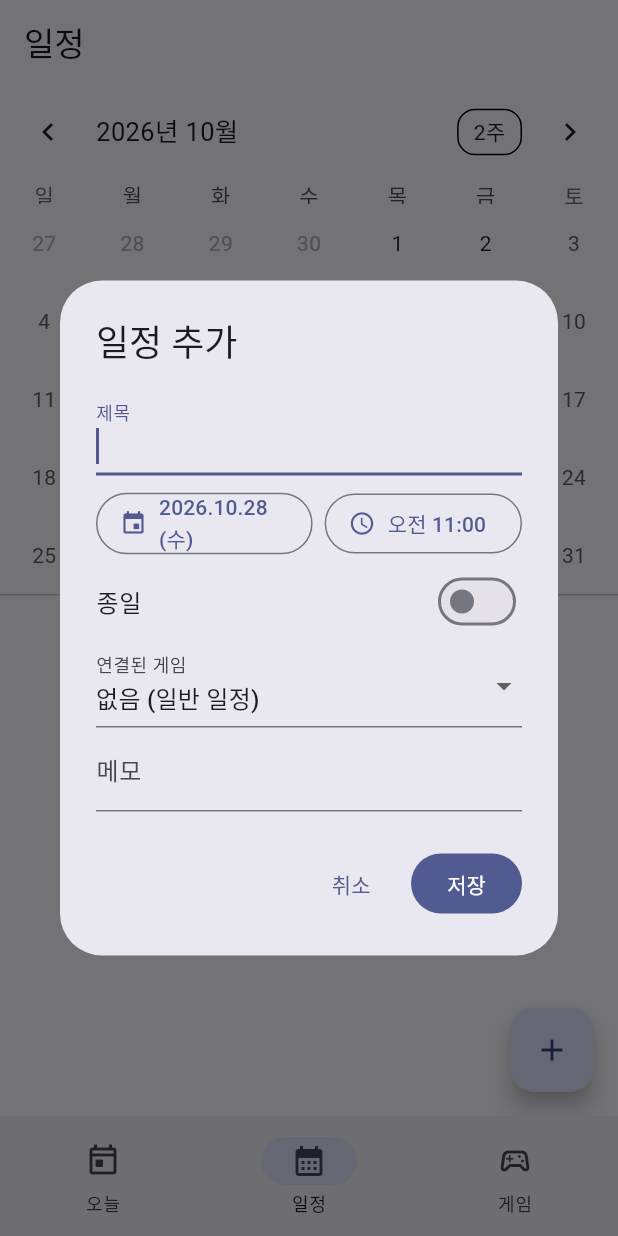
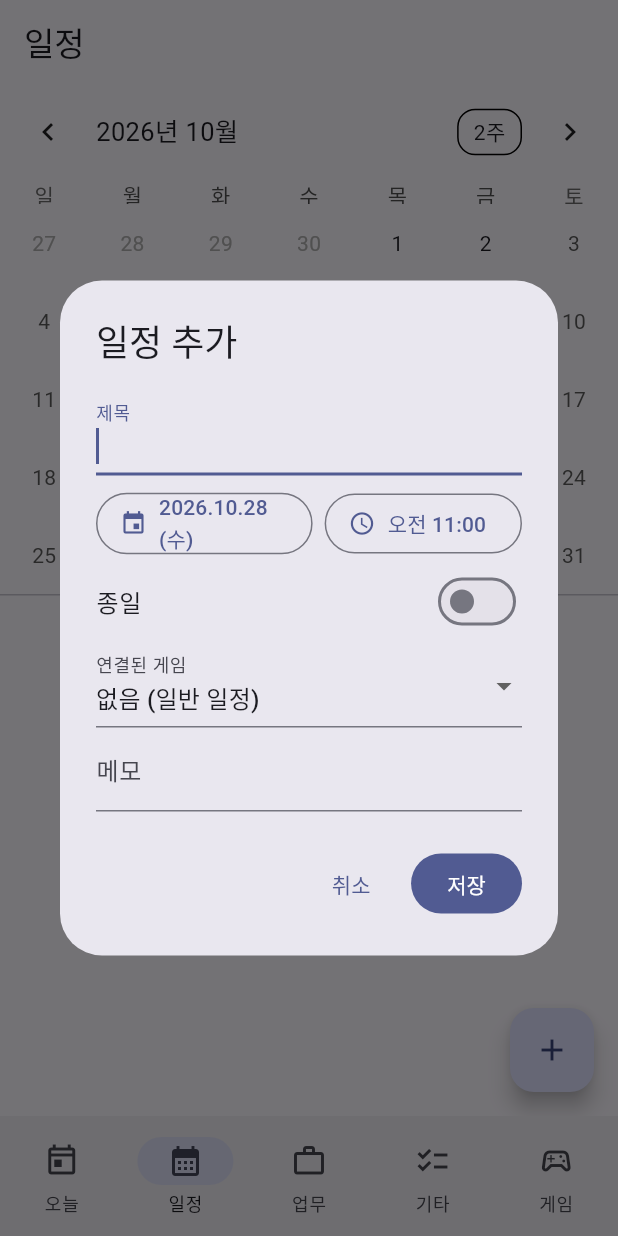
Before and after one commit to Siuuugil/Planner, a Flutter app: the screen it shows once a user with an empty profile is signed in, item 2 of the bottom bar chosen, after a tap on the "add" icon, on a phone screen of 412 x 824 dp. Run offline on Flutter 3.47's test engine with Material 3 defaults, Android fonts, the phone set to English and light mode, and no system bars; drawn by our look-alikes of table_calendar; our stand-ins replace shared_preferences, supabase_flutter; accounts and stored records are empty.

Commit message:
앱 이름을 마이플래너로 변경, 업무·기타 할 일 탭 추가
- 탭: 오늘 / 일정 / 업무 / 기타 / 게임
- 업무·기타: 할 일 목록 (마감일·D-day, 메모, 완료 체크, 완료 항목 접기·삭제)
- 오늘 탭에 '오늘까지 할 일' 섹션, 게임이 없으면 게임 섹션 숨김
- 할 일도 Supabase로 동기화 (kind 'task'), 모르는 종류는 무시
- 앱 이름: Android·Windows·웹 모두 '마이플래너', 설치 파일 MyPlanner.*
- 릴리스 갱신 시 이전 설치 파일 정리

Co-Authored-By: Claude Opus 5.5 <noreply@anthropic.com>
Claude-Session: https://claude.ai/code/session_01GYSj9Cdrs5AA3oimNnCaTm

```diff
--- a/lib/data/app_store.dart
+++ b/lib/data/app_store.dart
@@ -5,6 +5,7 @@ import 'package:shared_preferences/shared_preferences.dart';
 
 import '../models/game.dart';
 import '../models/schedule.dart';
+import '../models/task.dart';
 import 'sync_row.dart';
 
 String newId() => DateTime.now().microsecondsSinceEpoch.toRadixString(36);
@@ -27,6 +28,7 @@ class AppStore extends ChangeNotifier {
 
   final List<Schedule> schedules = [];
   final List<Game> games = [];
+  final List<Task> tasks = [];
 
   /// id → 마지막으로 반영된 상태({'kind', 'data'}를 JSON 인코딩한 것). 변경 감지용.
   final Map<String, String> _known = {};
@@ -54,6 +56,8 @@ class AppStore extends ChangeNotifier {
           .map((e) => Schedule.fromJson(e as Map<String, dynamic>)));
       games.addAll((j['games'] as List? ?? [])
           .map((e) => Game.fromJson(e as Map<String, dynamic>)));
+      tasks.addAll((j['tasks'] as List? ?? [])
+          .map((e) => Task.fromJson(e as Map<String, dynamic>)));
     }
     final sync = _prefs.getString(_syncKey);
     if (sync != null) {
@@ -75,6 +79,7 @@ class AppStore extends ChangeNotifier {
   Map<String, (String, Map<String, dynamic>)> _snapshot() => {
         for (final s in schedules) s.id: ('schedule', s.toJson()),
         for (final g in games) g.id: ('game', g.toJson()),
+        for (final t in tasks) t.id: ('task', t.toJson()),
       };
 
   static String _encode(String kind, Map<String, dynamic>? data) =>
@@ -112,6 +117,7 @@ class AppStore extends ChangeNotifier {
       jsonEncode({
         'schedules': schedules.map((s) => s.toJson()).toList(),
         'games': games.map((g) => g.toJson()).toList(),
+        'tasks': tasks.map((t) => t.toJson()).toList(),
       }),
     );
     _prefs.setString(
@@ -137,26 +143,36 @@ class AppStore extends ChangeNotifier {
   void applyRemote(Iterable<SyncRow> rows) {
     var changed = false;
     for (final r in rows) {
+      // 이 버전이 모르는 종류(이후 버전에서 추가된 것)는 건드리지 않는다.
+      if (!const {'schedule', 'game', 'task'}.contains(r.kind)) continue;
       final local = _stamps[r.id];
       if (local != null && !r.updatedAt.isAfter(local)) continue;
       _stamps[r.id] = r.updatedAt;
       pending.remove(r.id);
-      schedules.removeWhere((s) => s.id == r.id);
-      final gi = games.indexWhere((g) => g.id == r.id);
-      if (gi >= 0 && (r.deleted || r.kind != 'game')) games.removeAt(gi);
+      final si = schedules.indexWhere((x) => x.id == r.id);
+      final gi = games.indexWhere((x) => x.id == r.id);
+      final ti = tasks.indexWhere((x) => x.id == r.id);
       if (r.deleted || r.data == null) {
+        if (si >= 0) schedules.removeAt(si);
+        if (gi >= 0) games.removeAt(gi);
+        if (ti >= 0) tasks.removeAt(ti);
         _known.remove(r.id);
       } else {
         // 서버(jsonb)는 키 순서를 바꾸므로 모델로 다시 인코딩한 값을 기준으로 삼는다.
         final Map<String, dynamic> data;
-        if (r.kind == 'schedule') {
-          final s = Schedule.fromJson(r.data!);
-          schedules.add(s);
-          data = s.toJson();
-        } else {
-          final g = Game.fromJson(r.data!);
-          gi >= 0 ? games[gi] = g : games.add(g);
-          data = g.toJson();
+        switch (r.kind) {
+          case 'schedule':
+            final x = Schedule.fromJson(r.data!);
+            si >= 0 ? schedules[si] = x : schedules.add(x);
+            data = x.toJson();
+          case 'game':
+            final x = Game.fromJson(r.data!);
+            gi >= 0 ? games[gi] = x : games.add(x);
+            data = x.toJson();
+          default:
+            final x = Task.fromJson(r.data!);
+            ti >= 0 ? tasks[ti] = x : tasks.add(x);
+            data = x.toJson();
         }
         _known[r.id] = _encode(r.kind, data);
       }
@@ -185,6 +201,7 @@ class AppStore extends ChangeNotifier {
   void clearAll() {
     schedules.clear();
     games.clear();
+    tasks.clear();
     _known.clear();
     _stamps.clear();
     pending.clear();
@@ -229,6 +246,20 @@ class AppStore extends ChangeNotifier {
     commit();
   }
 
+  List<Task> tasksIn(TaskCategory c) =>
+      tasks.where((t) => t.category == c).toList();
+
+  void upsertTask(Task t) {
+    final i = tasks.indexWhere((e) => e.id == t.id);
+    i < 0 ? tasks.add(t) : tasks[i] = t;
+    commit();
+  }
+
+  void deleteTask(Task t) {
+    tasks.removeWhere((e) => e.id == t.id);
+    commit();
+  }
+
   void toggleChore(Game g, Chore c) {
     final now = DateTime.now();
     c.lastDone = g.isChoreDone(c, now) ? null : now;
--- a/lib/main.dart
+++ b/lib/main.dart
@@ -30,7 +30,7 @@ class GamePlannerApp extends StatelessWidget {
     final app = StoreScope(
       store: store,
       child: MaterialApp(
-        title: '게임 플래너',
+        title: '마이플래너',
         debugShowCheckedModeBanner: false,
         locale: const Locale('ko', 'KR'),
         supportedLocales: const [Locale('ko', 'KR'), Locale('en', 'US')],
--- /dev/null
+++ b/lib/models/task.dart
@@ -0,0 +1,53 @@
+enum TaskCategory {
+  work('업무'),
+  etc('기타');
+
+  const TaskCategory(this.label);
+  final String label;
+}
+
+/// 업무/기타 할 일. 마감일은 선택.
+class Task {
+  Task({
+    required this.id,
+    required this.title,
+    required this.category,
+    this.memo = '',
+    this.due,
+    this.done = false,
+  });
+
+  final String id;
+  String title;
+  TaskCategory category;
+  String memo;
+
+  /// 마감일 (날짜만 사용)
+  DateTime? due;
+  bool done;
+
+  /// 마감이 [today] 이전이거나 당일인 미완료 할 일
+  bool isDueBy(DateTime today) {
+    if (done || due == null) return false;
+    final d = DateTime(due!.year, due!.month, due!.day);
+    return !d.isAfter(DateTime(today.year, today.month, today.day));
+  }
+
+  Map<String, dynamic> toJson() => {
+        'id': id,
+        'title': title,
+        'category': category.name,
+        'memo': memo,
+        'due': due?.toIso8601String(),
+        'done': done,
+      };
+
+  factory Task.fromJson(Map<String, dynamic> j) => Task(
+        id: j['id'] as String,
+        title: j['title'] as String,
+        category: TaskCategory.values.byName(j['category'] as String),
+        memo: j['memo'] as String? ?? '',
+        due: j['due'] == null ? null : DateTime.parse(j['due'] as String),
+        done: j['done'] as bool? ?? false,
+      );
+}
--- a/lib/screens/home_shell.dart
+++ b/lib/screens/home_shell.dart
@@ -1,7 +1,9 @@
 import 'package:flutter/material.dart';
 
+import '../models/task.dart';
 import 'calendar_screen.dart';
 import 'games_screen.dart';
+import 'task_list_screen.dart';
 import 'today_screen.dart';
 
 /// 하단 탭(폰) / 좌측 레일(PC·태블릿)로 화면을 전환한다.
@@ -15,10 +17,18 @@ class HomeShell extends StatefulWidget {
 class _HomeShellState extends State<HomeShell> {
   int _index = 0;
 
-  static const _pages = [TodayScreen(), CalendarScreen(), GamesScreen()];
+  static const _pages = [
+    TodayScreen(),
+    CalendarScreen(),
+    TaskListScreen(category: TaskCategory.work),
+    TaskListScreen(category: TaskCategory.etc),
+    GamesScreen(),
+  ];
   static const _items = [
     (Icons.today_outlined, Icons.today, '오늘'),
     (Icons.calendar_month_outlined, Icons.calendar_month, '일정'),
+    (Icons.work_outline, Icons.work, '업무'),
+    (Icons.checklist_outlined, Icons.checklist, '기타'),
     (Icons.sports_esports_outlined, Icons.sports_esports, '게임'),
   ];
 
--- /dev/null
+++ b/lib/screens/task_list_screen.dart
@@ -0,0 +1,79 @@
+import 'package:flutter/material.dart';
+
+import '../data/store_scope.dart';
+import '../models/task.dart';
+import '../widgets/task_widgets.dart';
+
+/// 업무 / 기타 할 일 목록.
+class TaskListScreen extends StatefulWidget {
+  const TaskListScreen({super.key, required this.category});
+
+  final TaskCategory category;
+
+  @override
+  State<TaskListScreen> createState() => _TaskListScreenState();
+}
+
+class _TaskListScreenState extends State<TaskListScreen> {
+  bool _showDone = false;
+
+  @override
+  Widget build(BuildContext context) {
+    final store = StoreScope.of(context);
+    final all = store.tasksIn(widget.category);
+    // 마감일 빠른 순, 마감일 없는 건 뒤로
+    final open = all.where((t) => !t.done).toList()
+      ..sort((a, b) {
+        if (a.due == null || b.due == null) {
+          return (a.due == null ? 1 : 0) - (b.due == null ? 1 : 0);
+        }
+        return a.due!.compareTo(b.due!);
+      });
+    final done = all.where((t) => t.done).toList();
+    final hint = Theme.of(context).hintColor;
+
+    return Scaffold(
+      appBar: AppBar(title: Text(widget.category.label)),
+      floatingActionButton: FloatingActionButton(
+        tooltip: '할 일 추가',
+        onPressed: () => showTaskEditor(context, widget.category),
+        child: const Icon(Icons.add),
+      ),
+      body: ListView(
+        padding: const EdgeInsets.only(bottom: 88),
+        children: [
+          if (open.isEmpty)
+            Padding(
+              padding: const EdgeInsets.all(32),
+              child: Center(
+                child: Text('할 일이 없어요', style: TextStyle(color: hint)),
+              ),
+            ),
+          for (final t in open) TaskTile(task: t),
+          if (done.isNotEmpty) ...[
+            const Divider(),
+            ListTile(
+              title: Text('완료 ${done.length}개'),
+              trailing: Icon(_showDone ? Icons.expand_less : Icons.expand_more),
+              onTap: () => setState(() => _showDone = !_showDone),
+            ),
+            if (_showDone) ...[
+              for (final t in done) TaskTile(task: t),
+              Center(
+                child: TextButton(
+                  onPressed: () {
+                    for (final t in done) {
+                      store.tasks.remove(t);
+                    }
+                    store.commit();
+                  },
+                  child: const Text('완료한 항목 모두 삭제'),
+                ),
+              ),
+            ],
+          ],
+        ],
+      ),
+    );
+  }
+}
--- a/lib/screens/today_screen.dart
+++ b/lib/screens/today_screen.dart
@@ -4,9 +4,10 @@ import 'package:intl/intl.dart';
 import '../data/store_scope.dart';
 import '../widgets/game_widgets.dart';
 import '../widgets/schedule_widgets.dart';
+import '../widgets/task_widgets.dart';
 import 'account_screen.dart';
 
-/// 오늘 할 것만 한눈에: 오늘 일정, 남은 게임 숙제, 진행 중인 스펙업 목표.
+/// 오늘 할 것만 한눈에: 오늘 일정, 마감된 할 일, 남은 게임 숙제, 진행 중인 스펙업 목표.
 class TodayScreen extends StatelessWidget {
   const TodayScreen({super.key});
 
@@ -15,6 +16,8 @@ class TodayScreen extends StatelessWidget {
     final store = StoreScope.of(context);
     final now = DateTime.now();
     final today = store.schedulesOn(now);
+    final dueTasks = store.tasks.where((t) => t.isDueBy(now)).toList()
+      ..sort((a, b) => a.due!.compareTo(b.due!));
     final chores = [
       for (final g in store.games)
         for (final c in g.chores)
@@ -42,15 +45,17 @@ class TodayScreen extends StatelessWidget {
           _Header('오늘 일정', '${today.where((s) => s.done).length}/${today.length}'),
           if (today.isEmpty) const _Empty('오늘 일정이 없어요'),
           for (final s in today) ScheduleTile(schedule: s),
-          _Header('남은 숙제', '${chores.length}개'),
-          if (store.games.isEmpty)
-            const _Empty('게임 탭에서 게임과 숙제를 추가해 보세요')
-          else if (chores.isEmpty)
-            const _Empty('숙제 끝! 🎉'),
-          for (final (g, c) in chores) ChoreTile(game: g, chore: c, showGame: true),
-          _Header('진행 중인 목표', '${goals.length}개'),
-          if (goals.isEmpty) const _Empty('진행 중인 스펙업 목표가 없어요'),
-          for (final (g, goal) in goals) GoalTile(game: g, goal: goal, showGame: true),
+          _Header('오늘까지 할 일', '${dueTasks.length}개'),
+          if (dueTasks.isEmpty) const _Empty('마감된 업무·기타 할 일이 없어요'),
+          for (final t in dueTasks) TaskTile(task: t, showCategory: true),
+          if (store.games.isNotEmpty) ...[
+            _Header('남은 숙제', '${chores.length}개'),
+            if (chores.isEmpty) const _Empty('숙제 끝! 🎉'),
+            for (final (g, c) in chores) ChoreTile(game: g, chore: c, showGame: true),
+            _Header('진행 중인 목표', '${goals.length}개'),
+            if (goals.isEmpty) const _Empty('진행 중인 스펙업 목표가 없어요'),
+            for (final (g, goal) in goals) GoalTile(game: g, goal: goal, showGame: true),
+          ],
         ],
       ),
     );
```
Also changed, not shown: lib/widgets/task_widgets.dart (added, +190 -0 lines), 11 other files.
